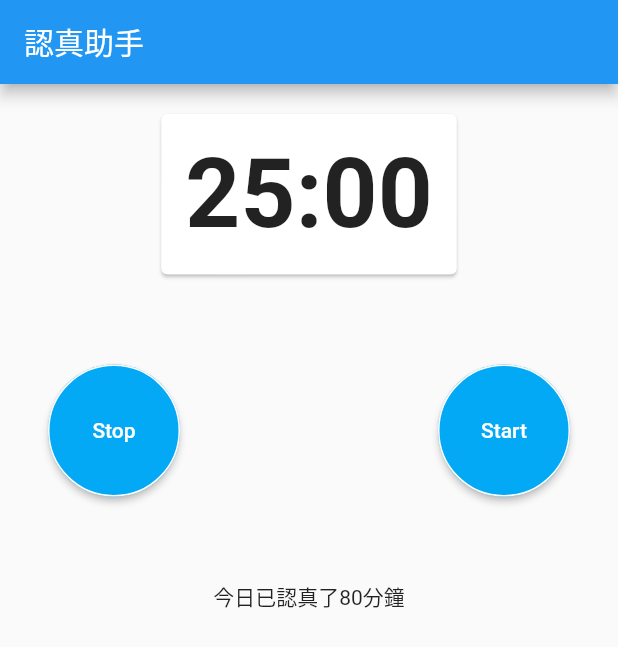
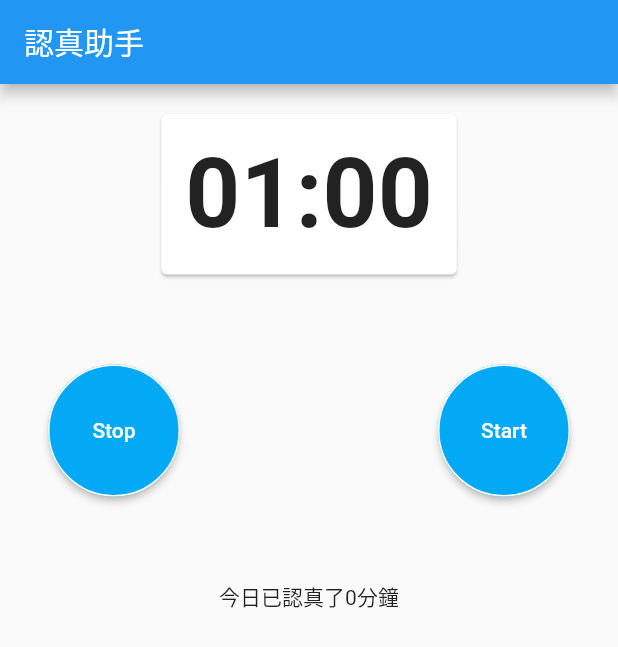
Before and after one commit to Erstelai/TomatoClock, a Flutter app: the screen it shows after launch, after a tap on "Stop", on a phone screen of 412 x 824 dp. Shown: the top 647 px of the screen. Run offline on Flutter 3.47's test engine with Material 2 defaults, Android fonts, the phone set to English and light mode, and no system bars; our stand-ins replace shared_preferences.

```diff
--- a/lib/DateTool.dart
+++ b/lib/DateTool.dart
@@ -1,7 +1,14 @@
+import 'package:intl/intl.dart';
 class DateTool {
   static String getTimeString(int value) {
     final int hour = value ~/ 60;
     final int minutes = value % 60;
     return '${hour.toString().padLeft(2, "0")}:${minutes.toString().padLeft(2, "0")}';
   }
+  static String getTodayFormatDateString() {
+    DateTime todayDate = DateTime.now();
+    DateFormat format = DateFormat('yyyy/MM/dd');
+    String dateString = format.format(todayDate);
+    return dateString;
+  }
 }
--- a/lib/main.dart
+++ b/lib/main.dart
@@ -2,12 +2,14 @@ import 'dart:async';
 
 import 'package:flutter/material.dart';
 import 'package:tomato_clock/DateTool.dart';
+import 'package:tomato_clock/TimeSelectedWidget.dart';
+import 'package:shared_preferences/shared_preferences.dart';
 
 void main() {
-  runApp(MyApp());
+  runApp(TomatoClock());
 }
 
-class MyApp extends StatelessWidget {
+class TomatoClock extends StatelessWidget {
   // This widget is the root of your application.
   @override
   Widget build(BuildContext context) {
@@ -17,51 +19,71 @@ class MyApp extends StatelessWidget {
         primarySwatch: Colors.blue,
         visualDensity: VisualDensity.adaptivePlatformDensity,
       ),
-      home: MyHomePage(title: '認真助手'),
+      home: HomeWidget(title: '認真助手'),
     );
   }
 }
 
-class MyHomePage extends StatefulWidget {
-  MyHomePage({Key key, this.title}) : super(key: key);
+class HomeWidget extends StatefulWidget {
+  HomeWidget({Key key, this.title}) : super(key: key);
 
   final String title;
   @override
-  _MyHomePageState createState() => _MyHomePageState();
+  _HomeWidgetState createState() => _HomeWidgetState();
 }
 
-class _MyHomePageState extends State<MyHomePage> {
+class _HomeWidgetState extends State<HomeWidget> {
   var period = Duration(seconds: 1);
-  bool countDownIsStart = false;
-  int countDownSecond = 60*25;
+  bool _countDownIsStart = false;
+  int _countDownSecond = 60; // countDown var
+  int _selectedStudyTime = 60; // record user current studyTime
+  int _studyTime = 0; // display study time
   Timer _currentTimer;
   void startTimeCountDown() {
     if (_currentTimer != null) {
       return;
     }
     _currentTimer = Timer.periodic(period, (timer) {
-      countDownIsStart = true;
-      if (countDownSecond < 1) {
-        timer.cancel();
-        timer = null;
+      _countDownIsStart = true;
+      if (_countDownSecond < 1) {
+        _didFinishCountDown();
       } else {
-        countDownSecond--;
+        _countDownSecond--;
       }
-      setState(() {});
+      setState(() {}); // 更新倒數畫面
     });
   }
+  // MARK: Private Func
+  void _didFinishCountDown() {
+    _currentTimer.cancel();
+    _currentTimer = null;
+    saveFinishedStudyTime();
+    _countDownIsStart = false;
+    _countDownSecond = _selectedStudyTime; // reset count down sec
+  }
+  void saveFinishedStudyTime() async {
+    setState(() {
+      _studyTime = _studyTime + _selectedStudyTime;
+    });
+    // use daily string to get daily data
+    // ex: 2021/3/4 => key
+    String todayDateStr = DateTool.getTodayFormatDateString();
+    Future<SharedPreferences> _prefs = SharedPreferences.getInstance();
+    final SharedPreferences prefs = await _prefs;
+    int currentStudyTime = prefs.getInt(todayDateStr);
+    await prefs.setInt(todayDateStr, _studyTime);
 
+  }
 
   void stopTimeCountDown() {
-    countDownIsStart = false;
+    _countDownIsStart = false;
     _currentTimer.cancel();
     _currentTimer = null;
     setState(() {});
   }
-
-
   @override
   Widget build(BuildContext context) {
+    getTodayStudyTime();
     return Scaffold(
         appBar: AppBar(
           title: Text(widget.title),
@@ -75,12 +97,12 @@ class _MyHomePageState extends State<MyHomePage> {
                 padding: EdgeInsets.all(16),
                 child: GestureDetector(
                   child:  Text(
-                    DateTool.getTimeString(countDownSecond),
+                    DateTool.getTimeString(_countDownSecond),
                     style: TextStyle(fontWeight: FontWeight.bold, fontSize: 64),
                   ),
                   onTap: () {
-                    print('click title');
-                  },
+                    pushToSelectedTimeWidget(context);
+                  }
                 )
               )),
               Container(
@@ -91,7 +113,7 @@ class _MyHomePageState extends State<MyHomePage> {
                       height: 200,
                       child: RaisedButton(
                         onPressed: () {
-                          if (countDownIsStart == false) {
+                          if (_countDownIsStart == false) {
                             return;
                           }
                           stopTimeCountDown();
@@ -108,7 +130,7 @@ class _MyHomePageState extends State<MyHomePage> {
                     height: 200,
                     child: RaisedButton(
                       onPressed: () {
-                        if (countDownIsStart == true) {
+                        if (_countDownIsStart == true) {
                           return;
                         }
                         startTimeCountDown();
@@ -126,7 +148,26 @@ class _MyHomePageState extends State<MyHomePage> {
                   mainAxisSize: MainAxisSize.max,
                 ),
               ),
-              Text('今日已認真了80分鐘'),
+              Text('今日已認真了$_studyTime分鐘'),
             ])));
   }
+  void pushToSelectedTimeWidget(BuildContext context) async {
+    final selectedFuture = await Navigator.push(
+        context,
+        MaterialPageRoute(builder: (context) => TimeSelectedWidget()));
+      print(selectedFuture);
+        setState(() {
+          _countDownSecond = int.parse(selectedFuture);
+          _studyTime = _countDownSecond;
+          _selectedStudyTime = _countDownSecond;
+        });
+  }
+  Future getTodayStudyTime() async {
+    Future<SharedPreferences> _prefs = SharedPreferences.getInstance();
+    final SharedPreferences prefs = await _prefs;
+    String todayDateStr = DateTool.getTodayFormatDateString();
+    setState(() {
+      _studyTime = prefs.getInt(todayDateStr) ?? 0;
+    });
+  }
 }
--- a/pubspec.yaml
+++ b/pubspec.yaml
@@ -21,6 +21,8 @@ environment:
   sdk: ">=2.7.0 <3.0.0"
 
 dependencies:
+  shared_preferences: ^0.5.12+4
+  intl: ^0.16.1
   flutter:
     sdk: flutter
 
```
Also changed, not shown: lib/TimeSelectedWidget.dart (added, +27 -0 lines), lib/Widget/ListItemWidget.dart (added, +21 -0 lines), pubspec.lock, 7 other files.
